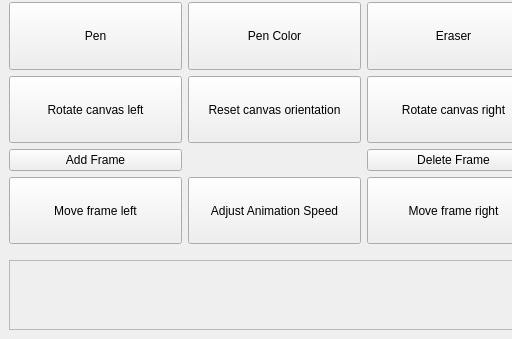
Old version of the form mainwindow.ui in the repository sydneyB6577/SpriteEditor; both pictures show x 0 to 512 and y 411 to 750 of the 1100 by 750 pixel window.
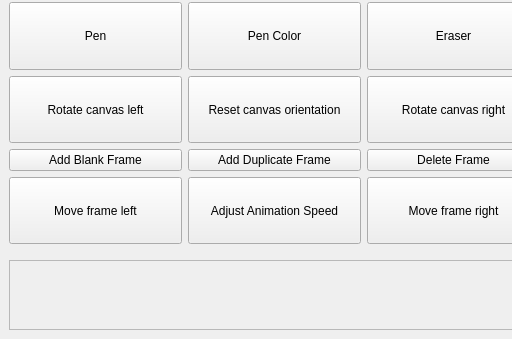
New version of the form. Custom widgets are drawn as their Qt base class.

Commit message: Added duplicate current frame feature. Had to modify CanvasFrame a little to add a boolean flag when the eraser is in use.

Diff of the .ui file:
```diff
--- a/mainwindow.ui
+++ b/mainwindow.ui
@@ -219,7 +219,14 @@
           <item row="3" column="0">
            <widget class="QPushButton" name="addFrameButton">
             <property name="text">
-             <string>Add Frame</string>
+             <string>Add Blank Frame</string>
+            </property>
+           </widget>
+          </item>
+          <item row="3" column="1">
+           <widget class="QPushButton" name="duplicateFrameButton">
+            <property name="text">
+             <string>Add Duplicate Frame</string>
             </property>
            </widget>
           </item>
```
Left out of the diff: 2 changed lines with no effect on the pictures. The commit also changes 4 other files.
